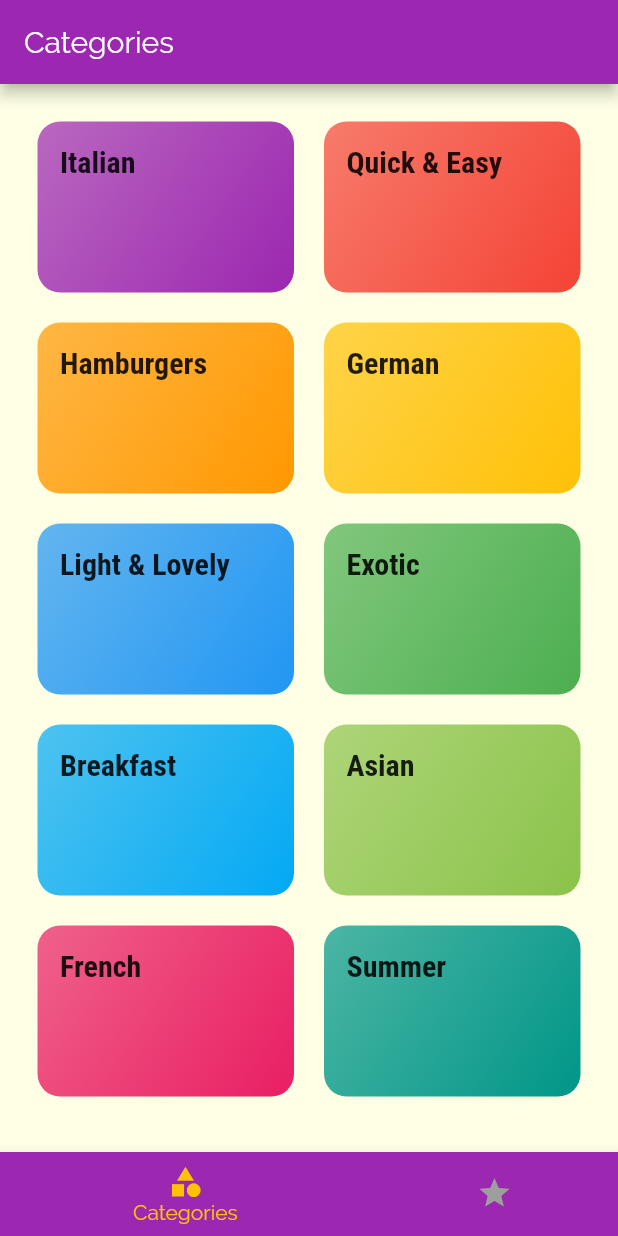
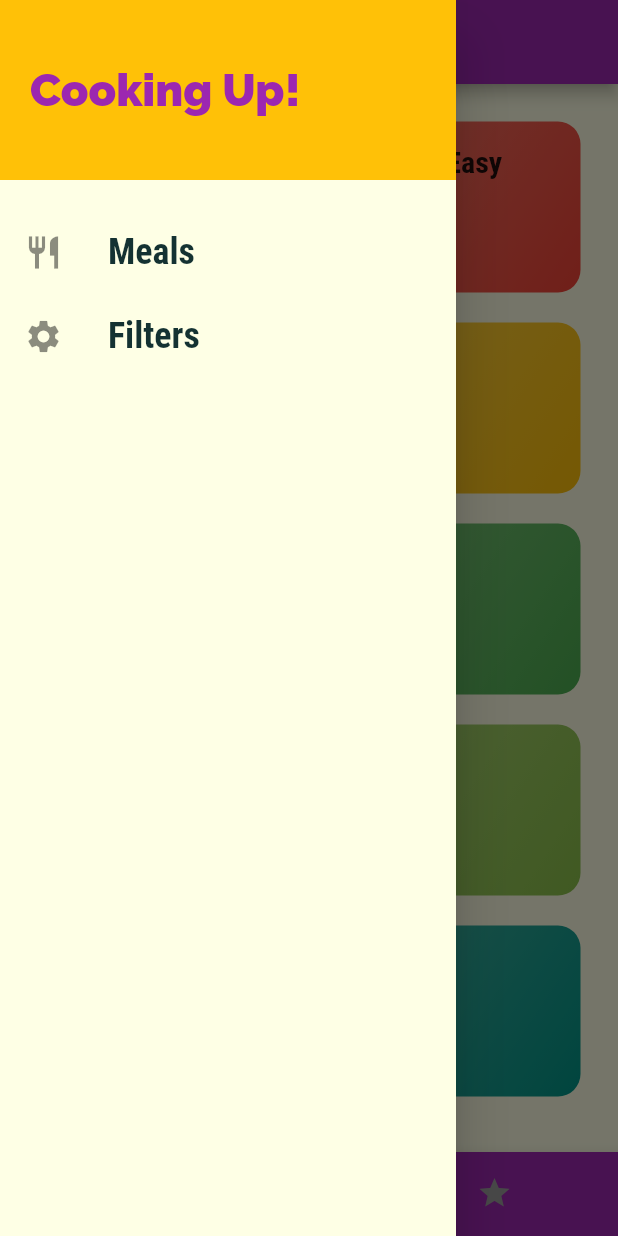
Before and after one commit to HarvsG/meals_app, a Flutter app: the screen it shows after launch, with the side drawer open (before the commit the screen has no drawer), on a phone screen of 412 x 824 dp. Run offline on Flutter 3.47's test engine with Material 2 defaults, Android fonts, the phone set to English and light mode, and no system bars.

Commit message:
start filters page

```diff
--- a/lib/main.dart
+++ b/lib/main.dart
@@ -1,4 +1,5 @@
 import 'package:flutter/material.dart';
+import './screens/filters.dart';
 import './screens/favourites_screen.dart';
 import './screens/tabs_screen.dart';
 import './screens/meal_details_screen.dart';
@@ -35,6 +36,7 @@ class MyApp extends StatelessWidget {
         MealDetailScreen.routeName: (ctx) => MealDetailScreen(),
         //FavouritesScreen.routeName: (ctx) => FavouritesScreen(),
         TabsScreen.routeName: (ctx) => TabsScreen(),
+        FilterScreen.routeName: (ctx) => FilterScreen(),
       },
       // onGenerateRoute: (settings){
       //   return MaterialPageRoute(builder: (ctx) => CategoriesScreen());
--- /dev/null
+++ b/lib/screens/filters.dart
@@ -0,0 +1,11 @@
+import 'package:flutter/material.dart';
+
+class FilterScreen extends StatelessWidget {
+  //const FilterScreen({Key key}) : super(key: key);
+  static const routeName= '/filters';
+
+  @override
+  Widget build(BuildContext context) {
+    return Center(child: Text('filters'),);
+  }
+}
--- a/lib/screens/tabs_screen.dart
+++ b/lib/screens/tabs_screen.dart
@@ -1,4 +1,5 @@
 import 'package:flutter/material.dart';
+import '../widgets/main_drawer.dart';
 import '../screens/favourites_screen.dart';
 
 import './categories_screen.dart';
@@ -31,6 +32,7 @@ class _TabsScreenState extends State<TabsScreen> {
       appBar: AppBar(
         title: Text(_pages[_selectedPageIndex]['title']),
       ),
+      drawer: MainDrawer(),
       body: _pages[_selectedPageIndex]['page'],
       bottomNavigationBar: BottomNavigationBar(
         onTap: _selectPage,
--- /dev/null
+++ b/lib/widgets/main_drawer.dart
@@ -0,0 +1,60 @@
+import 'package:flutter/material.dart';
+import '../screens/filters.dart';
+import '../screens/tabs_screen.dart';
+
+class MainDrawer extends StatelessWidget {
+  //const MainDrawer({Key key}) : super(key: key);
+
+  @override
+  Widget build(BuildContext context) {
+    Widget _buildListTile({String title, IconData icon, Function tapHandler}) {
+      return ListTile(
+        onTap: tapHandler,
+        leading: Icon(icon, size: 26),
+        title: Text(
+          title,
+          style: TextStyle(
+            fontFamily: 'RobotoCondensed',
+            fontSize: 24,
+            fontWeight: FontWeight.bold,
+          ),
+        ),
+      );
+    }
+
+    return Drawer(
+      child: Column(
+        children: <Widget>[
+          Container(
+            height: 120,
+            width: double.infinity,
+            padding: const EdgeInsets.all(20),
+            alignment: Alignment.centerLeft,
+            color: Theme.of(context).accentColor,
+            child: Text('Cooking Up!',
+                style: TextStyle(
+                  fontWeight: FontWeight.w900,
+                  fontSize: 30,
+                  color: Theme.of(context).primaryColor,
+                )),
+          ),
+          SizedBox(height: 20),
+          _buildListTile(
+            title: 'Meals',
+            icon: Icons.restaurant,
+            tapHandler: () {
+              Navigator.of(context).pushNamed(TabsScreen.routeName);
+            },
+          ),
+          _buildListTile(
+            title: 'Filters',
+            icon: Icons.settings,
+            tapHandler: () {
+              Navigator.of(context).pushNamed(FilterScreen.routeName);
+            },
+          ),
+        ],
+      ),
+    );
+  }
+}
```
